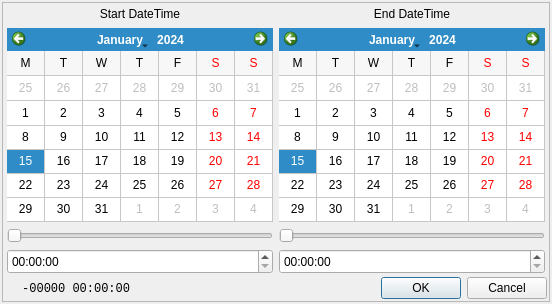
This is qeframeworkSup/project/widgets/QEStripChart/QEStripChartTimeDialog.ui in qtepics/qeframework as Qt 5 draws it before an edit. The edited form follows.
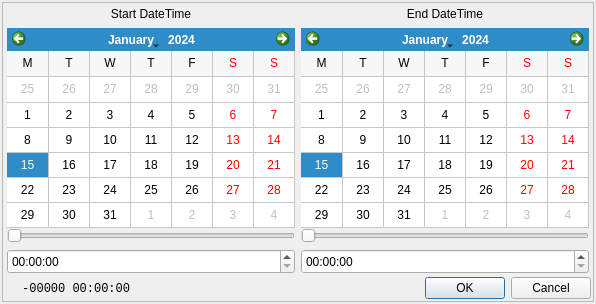
This is the edited form.

Commit message: QEPvLoadSaveTimeDialog/QEStripChartTimeDialog: Increased time dialog minimum widths.

The edit to the form file:
```diff
--- a/qeframeworkSup/project/widgets/QEStripChart/QEStripChartTimeDialog.ui
+++ b/qeframeworkSup/project/widgets/QEStripChart/QEStripChartTimeDialog.ui
@@ -6,7 +6,7 @@
    <rect>
     <x>0</x>
     <y>0</y>
-    <width>552</width>
+    <width>596</width>
     <height>304</height>
    </rect>
   </property>
@@ -30,7 +30,7 @@
     <widget class="QFrame" name="mainFrame">
      <property name="minimumSize">
       <size>
-       <width>548</width>
+       <width>592</width>
        <height>300</height>
       </size>
      </property>
@@ -115,8 +115,8 @@
              <widget class="QCalendarWidget" name="startDate">
               <property name="minimumSize">
                <size>
-                <width>240</width>
-                <height>168</height>
+                <width>288</width>
+                <height>200</height>
                </size>
               </property>
               <property name="minimumDate">
@@ -223,8 +223,8 @@
              <widget class="QCalendarWidget" name="endDate">
               <property name="minimumSize">
                <size>
-                <width>240</width>
-                <height>168</height>
+                <width>288</width>
+                <height>200</height>
                </size>
               </property>
               <property name="minimumDate">
```
Left out of the diff: 30 changed lines with no effect on the pictures. The commit also changes 1 other file.
